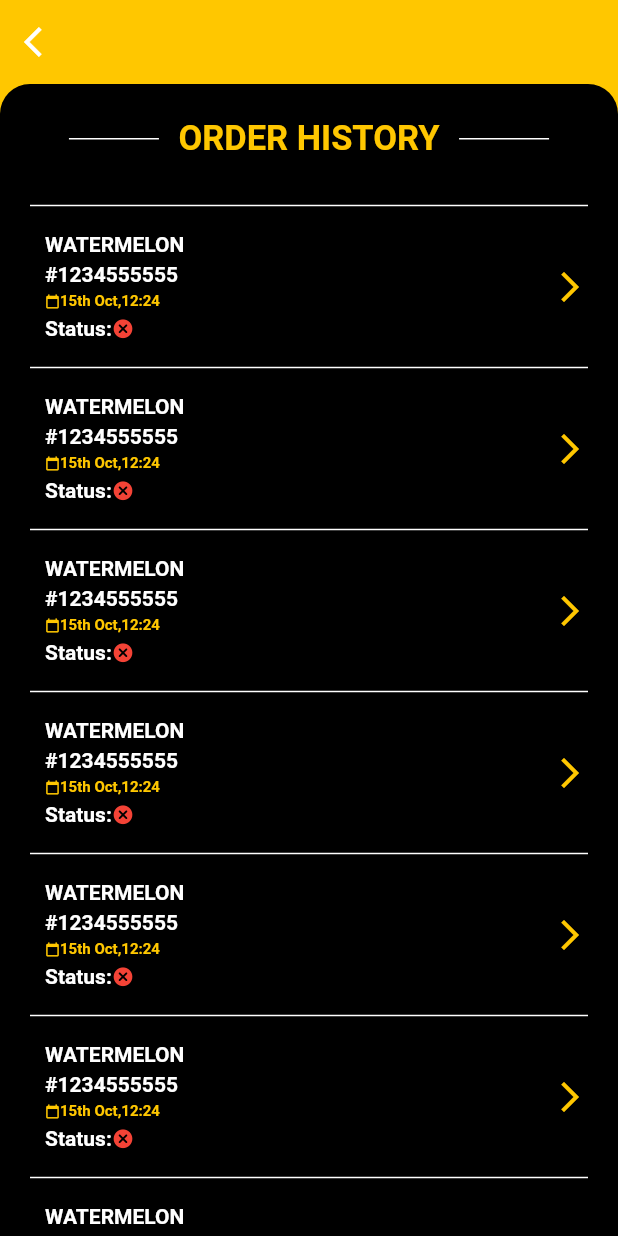
After one commit to tashfeenzaidi/Hokaa, a Flutter app: the OrderHistory screen opened by its route, on a phone screen of 412 x 824 dp. The commit adds this screen. Run offline on Flutter 3.47's test engine with Material 2 defaults, Android fonts, the phone set to English and light mode, and no system bars; our stand-ins replace get; Roboto replaces fonts that are missing (Helvetica).

Commit message:
order history screen done

```diff
--- /dev/null
+++ b/lib/Orders/ordershistory.dart
@@ -0,0 +1,131 @@
+import 'package:flutter/material.dart';
+import 'package:gold_crowne/constants.dart';
+
+class OrderHistory extends StatelessWidget {
+  const OrderHistory({Key? key}) : super(key: key);
+
+  @override
+  Widget build(BuildContext context) {
+    return Scaffold(
+        backgroundColor: primaryColor,
+        appBar: AppBar(
+          leading: Icon(Icons.arrow_back_ios),
+          elevation: 0,
+        ),
+        body: Container(
+          height: MediaQuery.of(context).size.height,
+          width: MediaQuery.of(context).size.width,
+          decoration: BoxDecoration(
+              color: primayBackgroundColor,
+              borderRadius: BorderRadius.only(
+                topLeft: Radius.circular(20),
+                topRight: Radius.circular(20),
+              )),
+          child: Column(
+            children: [
+              Padding(
+                padding: const EdgeInsets.all(10.0),
+                child: Row(
+                  mainAxisAlignment: MainAxisAlignment.center,
+                  children: [
+                    Container(
+                        width: 60,
+                        child: Divider(
+                          color: Colors.white,
+                          thickness: 1,
+                        )),
+                    Padding(
+                      padding: const EdgeInsets.all(13.0),
+                      child: Text("ORDER HISTORY",
+                          style: Theme.of(context).textTheme.headline3),
+                    ),
+                    Container(
+                        width: 60,
+                        child: Divider(
+                          color: Colors.white,
+                          thickness: 1,
+                        ))
+                  ],
+                ),
+              ),
+              Expanded(child: ListView.builder(itemBuilder: (context, index) {
+                return Padding(
+                  padding: EdgeInsets.only(left: 20.0, right: 20),
+                  child: Column(
+                    children: [
+                      Container(
+                          width: MediaQuery.of(context).size.width,
+                          child: Divider(
+                            color: Colors.white,
+                            thickness: 1,
+                          )),
+                      Row(
+                        mainAxisAlignment: MainAxisAlignment.spaceBetween,
+                        children: [
+                          Padding(
+                            padding: const EdgeInsets.all(8.0),
+                            child: Column(
+                              crossAxisAlignment: CrossAxisAlignment.start,
+                              children: [
+                                Padding(
+                                  padding: const EdgeInsets.all(2.0),
+                                  child: Text(
+                                    "WATERMELON",
+                                    style: historyTextstyle,
+                                  ),
+                                ),
+                                Padding(
+                                  padding: const EdgeInsets.all(2.0),
+                                  child: Text(
+                                    "#1234555555",
+                                    style: historyTextstyle,
+                                  ),
+                                ),
+                                Padding(
+                                  padding: const EdgeInsets.all(2.0),
+                                  child: Row(
+                                    children: [
+                                      Icon(
+                                        Icons.calendar_today,
+                                        color: primaryColor,
+                                        size: 10,
+                                      ),
+                                      Text(
+                                        "15th Oct,12:24",
+                                        style: littleDateStyle,
+                                      ),
+                                    ],
+                                  ),
+                                ),
+                                Padding(
+                                  padding: const EdgeInsets.all(2.0),
+                                  child: Row(
+                                    children: [
+                                        Text(
+                                        "Status:",
+                                        style:historyTextstyle,
+                                      ),
+                                      Icon(
+                                        Icons.cancel_rounded,
+                                        color:Colors.red,
+                                        size: 15,
+                                      ),
+
+                                    ],
+                                  ),
+                                )
+                              ],
+                            ),
+                          ),
+                          Icon(Icons.arrow_forward_ios,color: primaryColor,)
+                        ],
+                      )
+                    ],
+                  ),
+                );
+              }))
+            ],
+          ),
+        ));
+  }
+}
--- a/lib/constants.dart
+++ b/lib/constants.dart
@@ -17,3 +17,6 @@ final checkoutButtonText = TextStyle(color: Colors.white, fontSize: 16);
 final priceTextStyle = TextStyle(color: Colors.black, fontSize: 16);
 final lightTextstyle =
     TextStyle(color: paymentCardBackgroundColor, fontSize: 14);
+final historyTextstyle =
+    TextStyle(color: Colors.white, fontSize: 14, fontFamily: "Helvetica");
+final littleDateStyle = TextStyle(color: primaryColor, fontSize: 10);
--- a/lib/drawer.dart
+++ b/lib/drawer.dart
@@ -94,7 +94,11 @@ Drawer drawer(BuildContext context) {
                 ],
               ),
             ),
-            Padding(
+            GestureDetector(
+              onTap: () {
+                Get.toNamed("/ordershistory");
+              },
+              child: Padding(
                 padding: drawerPadding,
                 child: Row(
                   children: [
@@ -111,6 +115,7 @@ Drawer drawer(BuildContext context) {
                       ),
                     )
                   ],
+                ),
               ),
             ),
             Padding(
--- a/lib/main.dart
+++ b/lib/main.dart
@@ -1,5 +1,6 @@
 import 'package:flutter/material.dart';
 import 'package:get/get.dart';
+import 'package:gold_crowne/Orders/ordershistory.dart';
 import 'package:gold_crowne/Screens/Auth/Signup.dart';
 
 import 'package:gold_crowne/Screens/Auth/signin.dart';
@@ -39,6 +40,7 @@ class MyApp extends StatelessWidget {
           GetPage(name: "/paymentdone", page: () => PaymentConfirm()),
           GetPage(name: "/paymentcancel", page: () => PaymentCancel()),
           GetPage(name: "/forgotPassword", page: () => ForgotPassword()),
+          GetPage(name: "/ordershistory", page: () => OrderHistory()),
         ],
         home: SplashScreen());
   }
--- a/pubspec.yaml
+++ b/pubspec.yaml
@@ -29,6 +29,7 @@ dependencies:
   # Use with the CupertinoIcons class for iOS style icons.
   cupertino_icons: ^1.0.2
   get: ^4.3.8
+  google_fonts: ^2.1.0
 
 
 dev_dependencies:
```
Also changed, not shown: pubspec.lock. Lines whose indentation alone changed are shown as unchanged.
